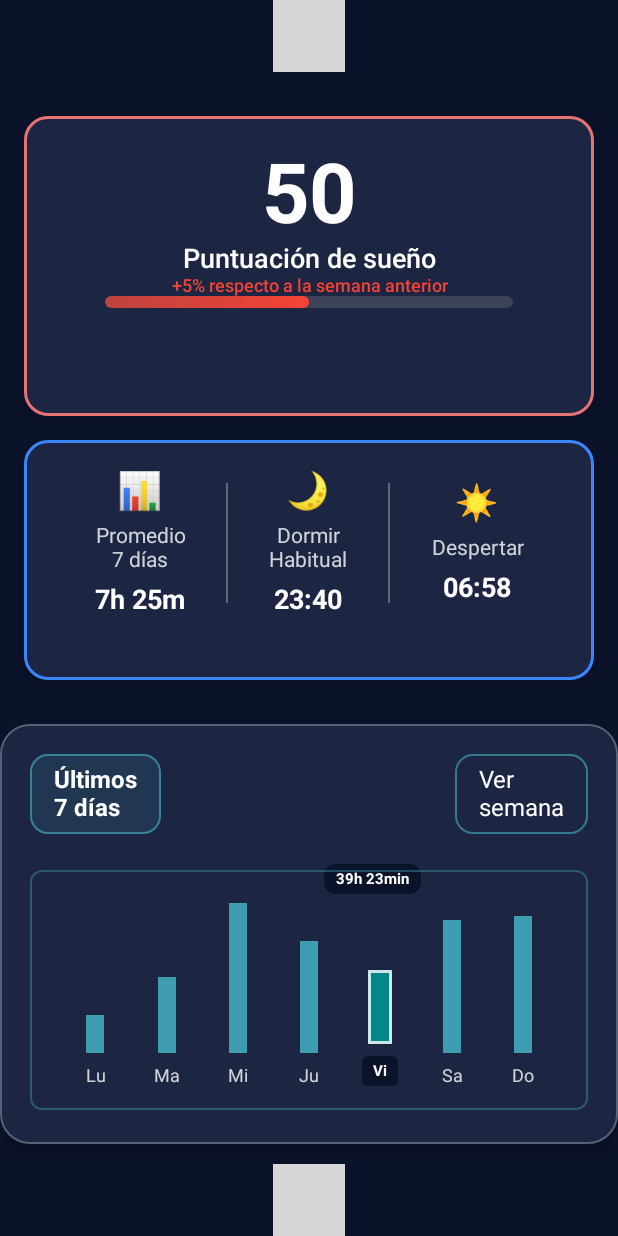
After one commit to Nix-ui/Morfeo, an Android app built with Jetpack Compose: the HomeScreen screen opened through its navigation route, on a phone screen of 412 x 824 dp. The commit adds this screen. Run offline under Robolectric (Android 15) with nearby library versions, the phone set to English and light mode, and no system bars; 4 statements that could not run were skipped; grey boxes are pictures that could not be loaded.

Commit message:
feat:Home page and bar creationfuntional

```diff
--- /dev/null
+++ b/app/src/main/java/com/ucb/morfeo/features/home/presentation/HomeScreen.kt
@@ -0,0 +1,544 @@
+package com.ucb.morfeo.features.home.presentation
+
+import androidx.compose.foundation.background
+import androidx.compose.foundation.border
+import androidx.compose.foundation.layout.Arrangement
+import androidx.compose.foundation.layout.Box
+import androidx.compose.foundation.layout.Column
+import androidx.compose.foundation.layout.Row
+import androidx.compose.foundation.layout.Spacer
+import androidx.compose.foundation.layout.fillMaxHeight
+import androidx.compose.foundation.layout.fillMaxWidth
+import androidx.compose.foundation.layout.height
+import androidx.compose.foundation.layout.offset
+import androidx.compose.foundation.layout.padding
+import androidx.compose.foundation.layout.size
+import androidx.compose.foundation.layout.width
+import androidx.compose.foundation.shape.RoundedCornerShape
+import androidx.compose.material3.Card
+import androidx.compose.material3.CardDefaults
+import androidx.compose.material3.LinearProgressIndicator
+import androidx.compose.material3.Text
+import androidx.compose.runtime.Composable
+import androidx.compose.runtime.getValue
+import androidx.compose.runtime.mutableIntStateOf
+import androidx.compose.runtime.remember
+import androidx.compose.runtime.setValue
+import androidx.compose.ui.Alignment
+import androidx.compose.ui.Modifier
+import androidx.compose.ui.draw.clip
+import androidx.compose.ui.graphics.Brush
+import androidx.compose.ui.graphics.Color
+import androidx.compose.ui.res.colorResource
+import androidx.compose.ui.text.TextStyle
+import androidx.compose.ui.text.font.FontWeight
+import androidx.compose.ui.text.style.TextAlign
+import androidx.compose.ui.tooling.preview.Preview
+import androidx.compose.ui.unit.Dp
+import androidx.compose.ui.unit.dp
+import androidx.compose.ui.unit.sp
+import com.ucb.morfeo.R
+import com.ucb.morfeo.features.ButtomNavBar.presentation.ButtomNavBar
+import com.ucb.morfeo.features.TopNavBar.presentation.TopNavBar
+
+@Composable
+fun HomeScreen(onNavigatedToTab: (Int) -> Unit = {}) {
+    val sleepScore = 50
+    val averageSleep = "7h 25m"
+    val bedTime = "23:40"
+    val wakeTime = "06:58"
+    val weeklyImprovement = 5
+
+    Column(
+        modifier = Modifier
+            .fillMaxWidth()
+            .fillMaxHeight()
+            .background(colorResource(R.color.firefly)),
+        verticalArrangement = Arrangement.SpaceBetween,
+        horizontalAlignment = Alignment.CenterHorizontally
+    ) {
+        TopNavBar(false, "Dashboard")
+
+        Column(
+            modifier = Modifier
+                .fillMaxWidth()
+                .padding(16.dp),
+            horizontalAlignment = Alignment.CenterHorizontally,
+            verticalArrangement = Arrangement.spacedBy(16.dp)
+        ) {
+            SleepScoreCard(
+                score = sleepScore,
+                improvement = weeklyImprovement
+            )
+            SleepStatsCard(
+                averageSleep = averageSleep,
+                bedTime = bedTime,
+                wakeTime = wakeTime
+            )
+        }
+        SleepWeeklyBar(
+            weekScore = listOf(20,40,79,59,39,70,72)
+        )
+        var selectedItem by remember { mutableIntStateOf(0) }
+        ButtomNavBar(
+            selectedItem = selectedItem,
+            onItemSelected = { index ->
+                selectedItem = index
+                onNavigatedToTab(index)
+            }
+        )
+    }
+}
+
+@Composable
+fun SleepScoreCard(
+    score: Int,
+    improvement: Int
+) {
+    @Composable
+    fun getScoreColor(score: Int): Color {
+        return when {
+            score >= 80 -> colorResource(R.color.pass)
+            score >= 60 -> colorResource(R.color.warning)
+            else -> colorResource(R.color.error)
+        }
+    }
+    @Composable
+    fun getBorderColor(score: Int): Color {
+        return when {
+            score >= 80 -> colorResource(R.color.pass_light)
+            score >= 60 -> colorResource(R.color.warning_light)
+            else -> colorResource(R.color.error_light)
+        }
+    }
+
+    Card(
+        modifier = Modifier
+            .fillMaxWidth()
+            .height(200.dp)
+            .border(
+                width = 2.dp,
+                color = getBorderColor(score),
+                shape = RoundedCornerShape(16.dp)
+            ),
+        colors = CardDefaults.cardColors(
+            containerColor = colorResource(R.color.cloud_burst)
+        ),
+        shape = RoundedCornerShape(16.dp),
+        elevation = CardDefaults.cardElevation(defaultElevation = 8.dp)
+    ) {
+        Column(
+            modifier = Modifier
+                .fillMaxWidth()
+                .padding(20.dp),
+            horizontalAlignment = Alignment.CenterHorizontally,
+            verticalArrangement = Arrangement.SpaceEvenly
+        ) {
+            Text(
+                text = score.toString(),
+                style = TextStyle(
+                    fontSize = 55.sp,
+                    color = Color.White,
+                    fontWeight = FontWeight.Bold
+                )
+            )
+
+            Text(
+                text = "Puntuación de sueño",
+                style = TextStyle(
+                    fontSize = 18.sp,
+                    color = Color.White,
+                    textAlign = TextAlign.Center,
+                    fontWeight = FontWeight.Medium
+                )
+            )
+            Text(
+                text = if (improvement > 0) "+$improvement% respecto a la semana anterior"
+                else "$improvement% respecto a la semana anterior",
+                style = TextStyle(
+                    fontSize = 12.sp,
+                    color = if (improvement > 0) colorResource(R.color.error) else colorResource(R.color.pass),
+                    textAlign = TextAlign.Center,
+                    fontWeight = FontWeight.Medium
+                ),
+                modifier = Modifier.width(200.dp)
+            )
+            SleepProgressBar(
+                progress = score / 100f,
+                color = getScoreColor(score)
+            )
+        }
+    }
+}
+
+@Composable
+fun SleepProgressBar(
+    progress: Float,
+    color: Color
+) {
+    Box(
+        modifier = Modifier
+            .fillMaxWidth(0.8f)
+            .height(8.dp)
+            .clip(RoundedCornerShape(4.dp))
+            .background(Color.Gray.copy(alpha = 0.3f))
+    ) {
+        Box(
+            modifier = Modifier
+                .fillMaxWidth(progress)
+                .height(8.dp)
+                .clip(RoundedCornerShape(4.dp))
+                .background(
+                    brush = Brush.horizontalGradient(
+                        colors = listOf(
+                            color.copy(alpha = 0.7f),
+                            color
+                        )
+                    )
+                )
+        )
+    }
+}
+
+@Composable
+fun SleepStatsCard(
+    averageSleep: String,
+    bedTime: String,
+    wakeTime: String
+) {
+    Card(
+        modifier = Modifier
+            .fillMaxWidth()
+            .height(160.dp)
+            .border(
+                width = 2.dp,
+                color = colorResource(R.color.dodger_blue),
+                shape = RoundedCornerShape(16.dp)
+            ),
+        colors = CardDefaults.cardColors(
+            containerColor = colorResource(R.color.cloud_burst)
+        ),
+        shape = RoundedCornerShape(16.dp),
+        elevation = CardDefaults.cardElevation(defaultElevation = 8.dp)
+    ) {
+        Row(
+            modifier = Modifier
+                .fillMaxWidth()
+                .padding(20.dp),
+            horizontalArrangement = Arrangement.SpaceEvenly,
+            verticalAlignment = Alignment.CenterVertically,
+        ) {
+            SleepStatItem(
+                title = "Promedio\n7 días",
+                value = averageSleep,
+                icon = "📊"
+            )
+            Box(
+                modifier = Modifier
+                    .width(1.dp)
+                    .height(80.dp)
+                    .background(Color.White.copy(alpha = 0.3f))
+            )
+            SleepStatItem(
+                title = "Dormir\nHabitual",
+                value = bedTime,
+                icon = "🌙"
+            )
+            Box(
+                modifier = Modifier
+                    .width(1.dp)
+                    .height(80.dp)
+                    .background(Color.White.copy(alpha = 0.3f))
+            )
+            SleepStatItem(
+                title = "Despertar",
+                value = wakeTime,
+                icon = "☀️"
+            )
+        }
+    }
+}
+
+@Composable
+fun SleepStatItem(
+    title: String,
+    value: String,
+    icon: String
+) {
+    Column(
+        horizontalAlignment = Alignment.CenterHorizontally,
+        verticalArrangement = Arrangement.spacedBy(8.dp)
+    ) {
+        Text(
+            text = icon,
+            fontSize = 24.sp
+        )
+
+        Text(
+            text = title,
+            style = TextStyle(
+                fontSize = 14.sp,
+                color = Color.White.copy(alpha = 0.8f),
+                textAlign = TextAlign.Center,
+                lineHeight = 16.sp
+            )
+        )
+
+        Text(
+            text = value,
+            style = TextStyle(
+                fontSize = 18.sp,
+                color = Color.White,
+                textAlign = TextAlign.Center,
+                fontWeight = FontWeight.Bold
+            )
+        )
+    }
+}
+
+@Composable
+fun SleepWeeklyBar(
+    weekScore: List<Int>,
+    modifier: Modifier = Modifier
+) {
+    require(weekScore.size == 7) { "weekScore debe tener exactamente 7 elementos" }
+
+    val daysOfWeek = listOf("Lu", "Ma", "Mi", "Ju", "Vi", "Sa", "Do")
+    val maxScore = weekScore.maxOrNull() ?: 100
+    val todayIndex = 4
+
+    Card(
+        modifier = modifier
+            .fillMaxWidth()
+            .height(280.dp)
+            .border(
+                width = 1.dp,
+                color = colorResource(R.color.bar_color_day).copy(alpha = 0.3f),
+                shape = RoundedCornerShape(20.dp)
+            ),
+        colors = CardDefaults.cardColors(
+            containerColor = colorResource(R.color.cloud_burst)
+        ),
+        shape = RoundedCornerShape(20.dp),
+        elevation = CardDefaults.cardElevation(defaultElevation = 8.dp)
+    ) {
+        Column(
+            modifier = Modifier
+                .fillMaxWidth()
+                .padding(20.dp)
+        ) {
+            Row(
+                modifier = Modifier.fillMaxWidth(),
+                horizontalArrangement = Arrangement.SpaceBetween,
+                verticalAlignment = Alignment.Top
+            ) {
+                Box(
+                    modifier = Modifier
+                        .border(
+                            width = 1.dp,
+                            color = Color(0xFF4DD0E1).copy(alpha = 0.5f),
+                            shape = RoundedCornerShape(12.dp)
+                        )
+                        .background(
+                            color = Color(0xFF4DD0E1).copy(alpha = 0.1f),
+                            shape = RoundedCornerShape(12.dp)
+                        )
+                        .padding(horizontal = 16.dp, vertical = 8.dp)
+                ) {
+                    Column {
+                        Text(
+                            text = "Últimos",
+                            style = TextStyle(
+                                fontSize = 16.sp,
+                                color = Color.White,
+                                fontWeight = FontWeight.Bold
+                            )
+                        )
+                        Text(
+                            text = "7 días",
+                            style = TextStyle(
+                                fontSize = 16.sp,
+                                color = Color.White,
+                                fontWeight = FontWeight.Bold
+                            )
+                        )
+                    }
+                }
+                Box(
+                    modifier = Modifier
+                        .border(
+                            width = 1.dp,
+                            color = Color(0xFF4DD0E1).copy(alpha = 0.5f),
+                            shape = RoundedCornerShape(12.dp)
+                        )
+                        .background(
+                            color = Color.Transparent,
+                            shape = RoundedCornerShape(12.dp)
+                        )
+                        .padding(horizontal = 16.dp, vertical = 8.dp)
+                ) {
+                    Column {
+                        Text(
+                            text = "Ver",
+                            style = TextStyle(
+                                fontSize = 16.sp,
+                                color = Color.White,
+                                fontWeight = FontWeight.Normal
+                            )
+                        )
+                        Text(
+                            text = "semana",
+                            style = TextStyle(
+                                fontSize = 16.sp,
+                                color = Color.White,
+                                fontWeight = FontWeight.Normal
+                            )
+                        )
+                    }
+                }
+            }
+
+            Spacer(modifier = Modifier.height(24.dp))
+            Box(
+                modifier = Modifier
+                    .fillMaxWidth()
+                    .height(160.dp)
+                    .border(
+                        width = 1.dp,
+                        color = Color(0xFF4DD0E1).copy(alpha = 0.3f),
+                        shape = RoundedCornerShape(8.dp)
+                    )
+                    .background(
+                        color = Color.Transparent,
+                        shape = RoundedCornerShape(8.dp)
+                    )
+                    .padding(16.dp)
+            ) {
+                Row(
+                    modifier = Modifier
+                        .fillMaxWidth()
+                        .fillMaxHeight(),
+                    horizontalArrangement = Arrangement.SpaceEvenly,
+                    verticalAlignment = Alignment.Bottom
+                ) {
+                    weekScore.forEachIndexed { index, score ->
+                        WeeklyBarItem(
+                            score = score,
+                            day = daysOfWeek[index],
+                            maxScore = maxScore,
+                            isHighlighted = index == todayIndex,
+                            maxHeight = 100.dp
+                        )
+                    }
+                }
+                if (todayIndex < weekScore.size) {
+                    val highlightedScore = weekScore[todayIndex]
+                    Box(
+                        modifier = Modifier
+                            .offset(
+                                x = (todayIndex * 45).dp,
+                                y = (-20).dp
+                            )
+                            .background(
+                                color = colorResource(R.color.firefly),
+                                shape = RoundedCornerShape(8.dp)
+                            )
+                            .padding(horizontal = 8.dp, vertical = 4.dp)
+                    ) {
+                        Text(
+                            text = "${highlightedScore}h ${(highlightedScore * 0.6).toInt()}min",
+                            style = TextStyle(
+                                fontSize = 10.sp,
+                                color = Color.White,
+                                fontWeight = FontWeight.Bold
+                            )
+                        )
+                    }
+                }
+            }
+        }
+    }
+}
+
+@Composable
+fun WeeklyBarItem(
+    score: Int,
+    day: String,
+    maxScore: Int,
+    isHighlighted: Boolean,
+    maxHeight: Dp
+) {
+    val barHeight = if (maxScore > 0) {
+        maxHeight * (score.toFloat() / maxScore.toFloat()).coerceIn(0.2f, 1f)
+    } else {
+        maxHeight * 0.2f
+    }
+
+    Column(
+        horizontalAlignment = Alignment.CenterHorizontally,
+        verticalArrangement = Arrangement.Bottom,
+        modifier = Modifier.width(40.dp)
+    ) {
+        Box(
+            modifier = Modifier
+                .width(if (isHighlighted) 16.dp else 12.dp)
+                .height(barHeight)
+                .background(
+                    color = if (isHighlighted) {
+                        colorResource(R.color.teal_700)
+                    } else {
+                        Color(0xFF4DD0E1).copy(alpha = 0.7f)
+                    }
+                )
+                .then(
+                    if (isHighlighted) {
+                        Modifier
+                            .border(
+                                width = 2.dp,
+                                color = Color.White.copy(alpha = 0.8f)
+                            )
+                    } else Modifier
+                )
+        )
+
+        Spacer(modifier = Modifier.height(8.dp))
+        if (isHighlighted) {
+            Box(
+                modifier = Modifier
+                    .width(24.dp)
+                    .height(20.dp)
+                    .background(
+                        color = colorResource(R.color.firefly),
+                        shape = RoundedCornerShape(4.dp)
+                    ),
+                contentAlignment = Alignment.Center
+            ) {
+                Text(
+                    text = day,
+                    style = TextStyle(
+                        fontSize = 10.sp,
+                        color = Color.White,
+                        fontWeight = FontWeight.Bold
+                    )
+                )
+            }
+        }else{
+            Text(
+                text = day,
+                style = TextStyle(
+                    fontSize = 12.sp,
+                    color = if (isHighlighted) Color(0xFF4DD0E1) else Color.White.copy(alpha = 0.8f),
+                    fontWeight = if (isHighlighted) FontWeight.Bold else FontWeight.Normal,
+                    textAlign = TextAlign.Center
+                )
+            )
+        }
+    }
+}
+
+
+@Preview
+@Composable
+fun previewHomeScreen() {
+    HomeScreen()
+}
--- a/app/src/main/java/com/ucb/morfeo/features/welcome/presentation/WelcomeScreen.kt
+++ b/app/src/main/java/com/ucb/morfeo/features/welcome/presentation/WelcomeScreen.kt
@@ -95,7 +95,10 @@ fun WelcomeScreen(onNavigateToTab :(Int)-> Unit = {}){
         var selectedItem by remember { mutableIntStateOf(0) }
         ButtomNavBar(
             selectedItem = selectedItem,
-            onItemSelected = {selectedItem = it}
+            onItemSelected = {index ->
+                selectedItem = index
+                onNavigateToTab(index)
+            }
         )
     }
 }
--- a/app/src/main/java/com/ucb/morfeo/navigation/AppNavigator.kt
+++ b/app/src/main/java/com/ucb/morfeo/navigation/AppNavigator.kt
@@ -5,6 +5,7 @@ import androidx.compose.ui.tooling.preview.Preview
 import androidx.navigation.compose.NavHost
 import androidx.navigation.compose.composable
 import androidx.navigation.compose.rememberNavController
+import com.ucb.morfeo.features.home.presentation.HomeScreen
 import com.ucb.morfeo.features.welcome.presentation.WelcomeScreen
 
 
@@ -19,7 +20,16 @@ fun AppNavigator() {
             WelcomeScreen(
                 onNavigateToTab = { tabIndex ->
                     when(tabIndex){
-                        0->navController.navigate(Screen.Welcome.route)
+                        0->navController.navigate(Screen.Home.route)
+                    }
+                }
+            )
+        }
+        composable(Screen.Home.route){
+            HomeScreen(
+                onNavigatedToTab = { tabIndex ->
+                    when(tabIndex){
+                        0 -> navController.navigate(Screen.Home.route)
                     }
                 }
             )
--- a/app/src/main/java/com/ucb/morfeo/navigation/Screen.kt
+++ b/app/src/main/java/com/ucb/morfeo/navigation/Screen.kt
@@ -2,4 +2,6 @@ package com.ucb.morfeo.navigation
 
 sealed class Screen(val route:String) {
     object Welcome:Screen("/welcome")
+    object Home:Screen("/home")
+    object  Details:Screen("/details")
 }
--- a/app/src/main/res/values/colors.xml
+++ b/app/src/main/res/values/colors.xml
@@ -10,4 +10,11 @@
     <color name="firefly">#0B132B</color>
     <color name="cloud_burst">#1C2541</color>
     <color name="dodger_blue">#3A86FF</color>
+    <color name="pass">#4CAF50</color>
+    <color name="warning">#FF9800</color>
+    <color name="error">#F44336</color>
+    <color name="pass_light">#81C784</color>
+    <color name="warning_light">#FFB74D</color>
+    <color name="error_light">#E57373</color>
+    <color name="bar_color_day">#E5E9F0</color>
 </resources>
```
